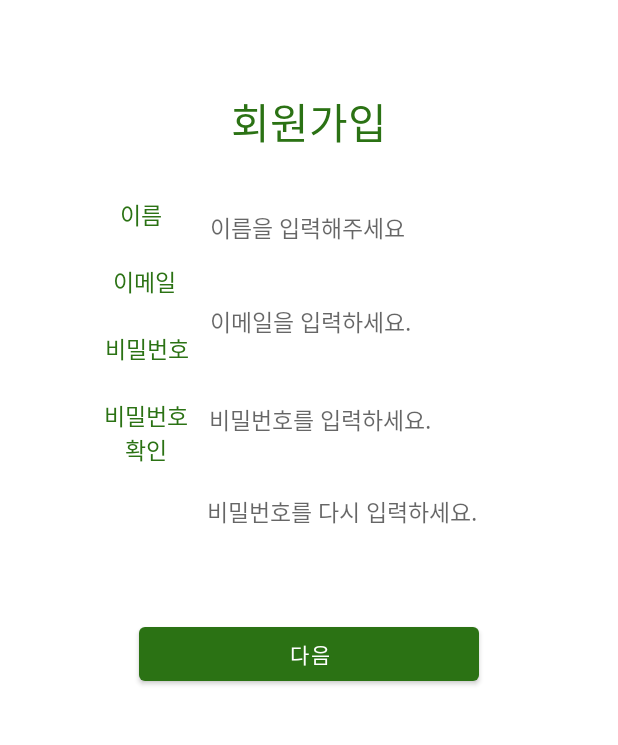
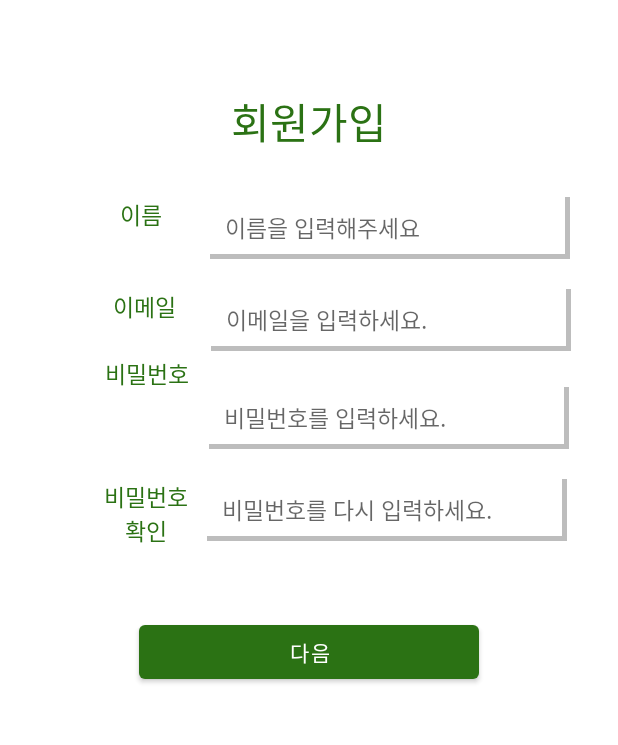
Before and after one commit to samgashyeong/MoconMCS, an Android app: the SignUpFragment1 screen opened directly, with no data from a screen before it, on a phone screen of 412 x 824 dp, the part 212-957 px from its top. Run offline under Robolectric (Android 15) with nearby library versions, the phone set to English and light mode, and no system bars; our stand-ins replace Firebase (no records; nobody signed in at launch, a user with empty details on screens opened directly), data binding.

Commit message:
그림자 적용

```diff
--- a/app/src/main/java/com/example/moconmcs/SignUP/SignUpFragment2.kt
+++ b/app/src/main/java/com/example/moconmcs/SignUP/SignUpFragment2.kt
@@ -50,7 +50,8 @@ class SignUpFragment2 : Fragment() {
             activity.changeFragment(0)
         }
         val items = resources.getStringArray(R.array.my_array)
-        val myAdapter = ArrayAdapter(requireContext(), android.R.layout.simple_spinner_dropdown_item, items)
+        val myAdapter = ArrayAdapter.createFromResource(requireContext(), R.array.my_array, R.layout.spinner_layout)
+        myAdapter.setDropDownViewResource(R.layout.spinner_layout)
 
         binding.spinner.adapter = myAdapter
 
--- /dev/null
+++ b/app/src/main/res/drawable/shadow.xml
@@ -0,0 +1,26 @@
+<?xml version="1.0" encoding="utf-8"?>
+<layer-list xmlns:android="http://schemas.android.com/apk/res/android">
+
+    <!-- most important is order of layers -->
+
+    <!-- Bottom right side 2dp Shadow -->
+    <item >
+        <shape android:shape="rectangle">
+            <solid android:color="#000000" />
+        </shape>
+    </item>
+
+    <!-- Bottom 2dp Shadow -->
+    <item>
+        <shape android:shape="rectangle">
+            <solid android:color="#BDBDBD" />
+        </shape>
+    </item>
+
+    <!-- White Top color -->
+    <item android:bottom="5px" android:right="5px">
+        <shape android:shape="rectangle">
+            <solid android:color="#FFFFFF" />
+        </shape>
+    </item>
+</layer-list>
--- a/app/src/main/res/layout/fragment_sign_up1.xml
+++ b/app/src/main/res/layout/fragment_sign_up1.xml
@@ -77,30 +77,33 @@
                     android:layout_width="wrap_content"
                     android:layout_height="wrap_content"
                     android:layout_marginLeft="75dp"
-                    android:layout_marginTop="21dp"
                     android:fontFamily="@font/noto_sans_cj_kkr"
                     android:lineSpacingExtra="7sp"
+                    android:text="이메일"
                     android:textColor="#2b7214"
                     android:textSize="15sp"
                     android:textStyle="normal"
                     app:layout_constraintStart_toStartOf="parent"
-                    app:layout_constraintTop_toBottomOf="@+id/textView7"
-                    android:text="이메일" />
+                    app:layout_constraintTop_toTopOf="@+id/emailLogin" />
+
 
                 <EditText
                     android:id="@+id/emailLogin"
                     android:layout_width="240dp"
                     android:layout_height="41dp"
-                    android:layout_marginTop="21dp"
-                    android:background="#FFFFFF"
+                    android:layout_marginTop="20dp"
                     android:layout_marginRight="9dp"
+                    android:background="@drawable/shadow"
                     android:hint="이메일을 입력하세요."
+                    android:paddingLeft="10dp"
+                    android:textColor="#2b7214"
+                    android:layout_marginLeft="7dp"
                     android:inputType="textEmailAddress"
                     android:textSize="15sp"
                     app:layout_constraintEnd_toEndOf="parent"
+                    app:layout_constraintHorizontal_bias="0.418"
                     app:layout_constraintStart_toEndOf="@+id/textView8"
                     app:layout_constraintTop_toBottomOf="@+id/nameEt" />
-
 
                 <TextView
                     android:id="@+id/textView9"
@@ -124,10 +127,12 @@
                     android:layout_width="240dp"
                     android:layout_height="41dp"
                     android:layout_marginTop="24dp"
-                    android:background="#FFFFFF"
+                    android:background="@drawable/shadow"
                     android:hint="비밀번호를 입력하세요."
+                    android:paddingLeft="10dp"
                     android:inputType="textPassword"
                     android:textSize="15sp"
+                    android:textColor="#2b7214"
                     android:layout_marginRight="25dp"
                     app:layout_constraintEnd_toEndOf="parent"
                     app:layout_constraintHorizontal_bias="0.652"
@@ -139,10 +144,12 @@
                     android:layout_width="240dp"
                     android:layout_height="41dp"
                     android:layout_marginTop="20dp"
-                    android:background="#FFFFFF"
+                    android:background="@drawable/shadow"
                     android:hint="비밀번호를 다시 입력하세요."
+                    android:paddingLeft="10dp"
                     android:inputType="textPassword"
                     android:textSize="15sp"
+                    android:textColor="#2b7214"
                     android:layout_marginRight="22dp"
                     app:layout_constraintEnd_toEndOf="parent"
                     app:layout_constraintStart_toEndOf="@+id/textView11"
@@ -169,22 +176,23 @@
                     android:layout_marginLeft="69dp"
                     android:fontFamily="@font/noto_sans_cj_kkr"
                     android:gravity="center"
+                    android:includeFontPadding="false"
                     android:text="비밀번호\n확인"
-                    android:layout_marginTop="21dp"
-                    android:includeFontPadding="false"
                     android:textColor="#2b7214"
                     android:textSize="15sp"
                     android:textStyle="normal"
                     app:layout_constraintStart_toStartOf="parent"
-                    app:layout_constraintTop_toBottomOf="@+id/textView9" />
+                    app:layout_constraintTop_toTopOf="@+id/pwLogin2" />
 
                 <EditText
                     android:id="@+id/nameEt"
                     android:layout_width="240dp"
                     android:layout_height="41dp"
-                    android:background="#FFFFFF"
+                    android:background="@drawable/shadow"
                     android:hint="이름을 입력해주세요"
+                    android:paddingLeft="10dp"
                     android:textSize="15sp"
+                    android:textColor="#2b7214"
                     app:layout_constraintEnd_toEndOf="parent"
                     app:layout_constraintStart_toEndOf="@+id/textView7"
                     app:layout_constraintTop_toTopOf="parent" />
--- a/app/src/main/res/layout/fragment_sign_up2.xml
+++ b/app/src/main/res/layout/fragment_sign_up2.xml
@@ -71,6 +71,7 @@
                 android:includeFontPadding="false"
                 android:lineSpacingExtra="7sp"
                 android:text="선택"
+                android:padding="10dp"
                 android:textColor="#2b7214"
                 android:textSize="18sp"
                 android:textStyle="normal"
@@ -81,6 +82,7 @@
                 android:id="@+id/spinner"
                 android:layout_width="270dp"
                 android:layout_height="wrap_content"
+                android:background="@drawable/shadow"
                 android:layout_centerHorizontal="true"
                 app:layout_constraintEnd_toEndOf="parent"
                 android:layout_marginTop="60dp"
--- /dev/null
+++ b/app/src/main/res/layout/spinner_layout.xml
@@ -0,0 +1,7 @@
+<?xml version="1.0" encoding="utf-8"?>
+<TextView xmlns:android="http://schemas.android.com/apk/res/android"
+    android:id="@android:id/text1"
+    style="?android:attr/spinnerItemStyle"
+    android:fontFamily="@font/noto_sans_cj_kkr_medium"
+    android:layout_width="match_parent" android:layout_height="wrap_content"
+    android:textColor="#2b7214" />
```
